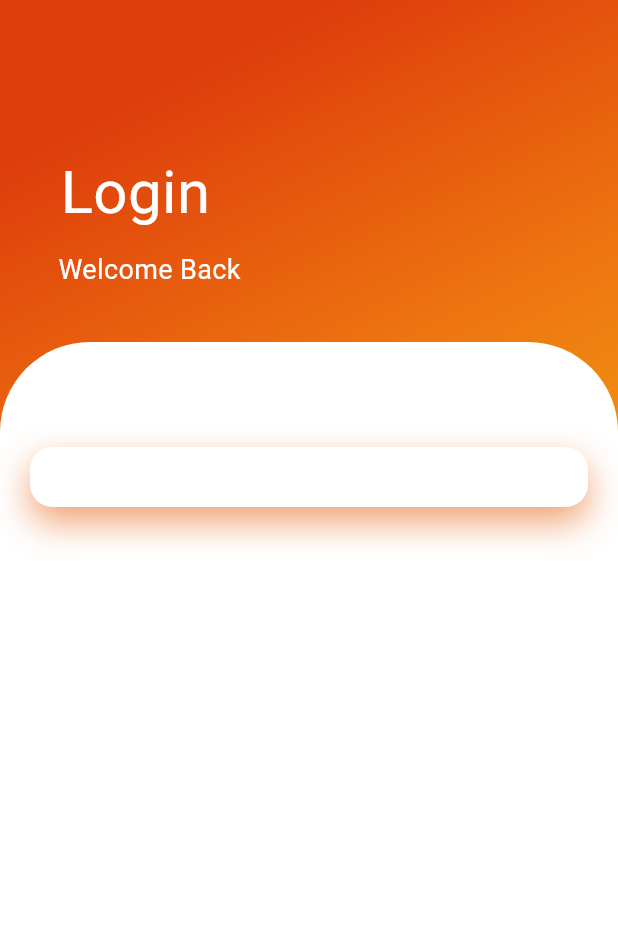
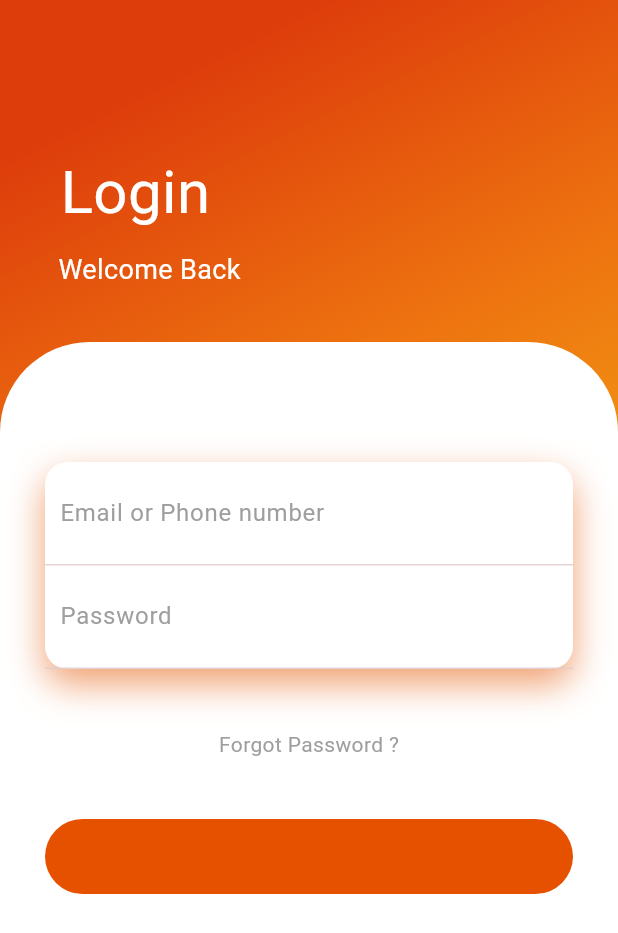
Before and after one commit to Vishnuka084/LoginPage_UI, a Flutter app: the screen it shows after launch, on a phone screen of 412 x 824 dp. Shown: the top 933 px of the screen. Run offline on Flutter 3.47's test engine with Material 3 defaults, Android fonts, the phone set to English and light mode, and no system bars.

Commit message:
setup button

```diff
--- a/lib/main.dart
+++ b/lib/main.dart
@@ -45,12 +45,11 @@ class HomePage extends StatelessWidget {
                   borderRadius: BorderRadius.only(topLeft: Radius.circular(60),topRight: Radius.circular(60))
                 ),
                 child: Padding(
-                  padding: EdgeInsets.all(20),
+                  padding: EdgeInsets.all(30),
                   child: Column(
                     children: <Widget>[
                       SizedBox(height: 50,),
                       Container(
-                        padding: EdgeInsets.all(20),
                         decoration: BoxDecoration(
                           color: Colors.white,
                           borderRadius: BorderRadius.circular(15),
@@ -63,11 +62,42 @@ class HomePage extends StatelessWidget {
                         child: Column(
                           children: <Widget>[
                             Container(
-
-                            )
-                          ]),
+                              padding: EdgeInsets.all(10),
+                              decoration: BoxDecoration(
+                                border: Border(bottom: BorderSide(color: Color.fromARGB(226, 223, 205, 205)))
+                              ),
+                              child: TextField(decoration: InputDecoration(hintText: "Email or Phone number",
+                                      hintStyle: TextStyle(color: Colors.grey),
+                                      border: InputBorder.none
+                                  ),
+                              ),
+                            ),
+                             Container(
+                              padding: EdgeInsets.all(10),
+                              decoration: BoxDecoration(
+                                border: Border(bottom: BorderSide(color: Color.fromARGB(226, 223, 205, 205)))
+                              ),
+                              child: TextField(decoration: InputDecoration(hintText: "Password",
+                                      hintStyle: TextStyle(color: Colors.grey),
+                                      border: InputBorder.none
+                                  ),
+                              ),
+                            ),
+                         ]
+                        ),
+                      ),
+                      SizedBox(height: 40,),
+                      Text("Forgot Password ?", style: TextStyle(color:Colors.grey),),
+                      SizedBox(height: 40,),
+                      Container(
+                        height: 50,
+                        decoration: BoxDecoration(
+                          borderRadius: BorderRadius.circular(50),
+                          color: Colors.orange[900]
+                        ),
                       )
-                    ]),
+                    ],
+                  ),
                 ),
               ),
             )
```
